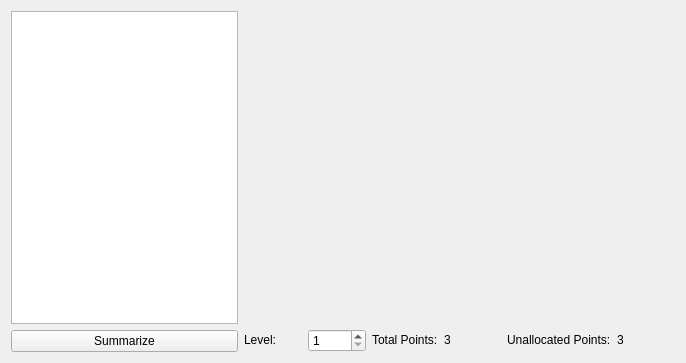
Above: src/test.ui from futurebutt/mecalc before the change. Below: the same form after it.
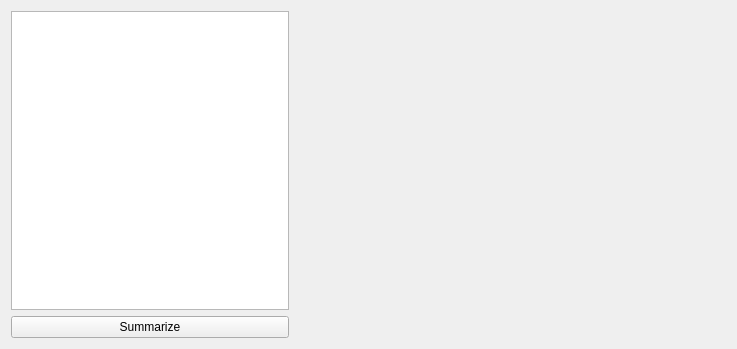
That is the form after the change. Custom widgets are drawn as their Qt base class.

Commit message: implemented TalentTree widget/container

Diff of the .ui file:
```diff
--- a/src/test.ui
+++ b/src/test.ui
@@ -6,10 +6,16 @@
    <rect>
     <x>0</x>
     <y>0</y>
-    <width>686</width>
-    <height>363</height>
+    <width>737</width>
+    <height>349</height>
    </rect>
   </property>
+  <property name="minimumSize">
+   <size>
+    <width>737</width>
+    <height>349</height>
+   </size>
+  </property>
   <property name="windowTitle">
    <string>Form</string>
   </property>
@@ -33,181 +39,20 @@
     </layout>
    </item>
    <item>
-    <layout class="QVBoxLayout" name="verticalLayout">
-     <item>
-      <widget class="TalentBar" name="TalentBar" native="true">
-       <property name="sizePolicy">
-        <sizepolicy hsizetype="Preferred" vsizetype="Fixed">
-         <horstretch>0</horstretch>
-         <verstretch>0</verstretch>
-        </sizepolicy>
-       </property>
-       <property name="minimumSize">
-        <size>
-         <width>431</width>
-         <height>47</height>
-        </size>
-       </property>
-       <property name="maximumSize">
-        <size>
-         <width>16777215</width>
-         <height>16777215</height>
-        </size>
-       </property>
-      </widget>
-     </item>
-     <item>
-      <widget class="TalentBar" name="TalentBar_2" native="true">
-       <property name="sizePolicy">
-        <sizepolicy hsizetype="Preferred" vsizetype="Fixed">
-         <horstretch>0</horstretch>
-         <verstretch>0</verstretch>
-        </sizepolicy>
-       </property>
-       <property name="minimumSize">
-        <size>
-         <width>431</width>
-         <height>47</height>
-        </size>
-       </property>
-       <property name="maximumSize">
-        <size>
-         <width>16777215</width>
-         <height>16777215</height>
-        </size>
-       </property>
-      </widget>
-     </item>
-     <item>
-      <widget class="TalentBar" name="TalentBar_3" native="true">
-       <property name="sizePolicy">
-        <sizepolicy hsizetype="Preferred" vsizetype="Fixed">
-         <horstretch>0</horstretch>
-         <verstretch>0</verstretch>
-        </sizepolicy>
-       </property>
-       <property name="minimumSize">
-        <size>
-         <width>431</width>
-         <height>47</height>
-        </size>
-       </property>
-       <property name="maximumSize">
-        <size>
-         <width>16777215</width>
-         <height>16777215</height>
-        </size>
-       </property>
-      </widget>
-     </item>
-     <item>
-      <spacer name="verticalSpacer">
-       <property name="orientation">
-        <enum>Qt::Vertical</enum>
-       </property>
-       <property name="sizeHint" stdset="0">
-        <size>
-         <width>20</width>
-         <height>40</height>
-        </size>
-       </property>
-      </spacer>
-     </item>
-     <item>
-      <layout class="QHBoxLayout" name="horizontalLayout_2">
-       <item>
-        <widget class="QLabel" name="label_3">
-         <property name="sizePolicy">
-          <sizepolicy hsizetype="Preferred" vsizetype="Fixed">
-           <horstretch>0</horstretch>
-           <verstretch>0</verstretch>
-          </sizepolicy>
-         </property>
-         <property name="text">
-          <string>Level:</string>
-         </property>
-        </widget>
-       </item>
-       <item>
-        <widget class="QSpinBox" name="levelSpin">
-         <property name="sizePolicy">
-          <sizepolicy hsizetype="Minimum" vsizetype="Fixed">
-           <horstretch>0</horstretch>
-           <verstretch>0</verstretch>
-          </sizepolicy>
-         </property>
-         <property name="readOnly">
-          <bool>false</bool>
-         </property>
-         <property name="minimum">
-          <number>1</number>
-         </property>
-         <property name="maximum">
-          <number>60</number>
-         </property>
-        </widget>
-       </item>
-       <item>
-        <widget class="QLabel" name="label">
-         <property name="sizePolicy">
-          <sizepolicy hsizetype="Preferred" vsizetype="Fixed">
-           <horstretch>0</horstretch>
-           <verstretch>0</verstretch>
-          </sizepolicy>
-         </property>
-         <property name="text">
-          <string>Total Points:</string>
-         </property>
-        </widget>
-       </item>
-       <item>
-        <widget class="QLabel" name="totalPointLabel">
-         <property name="sizePolicy">
-          <sizepolicy hsizetype="Preferred" vsizetype="Fixed">
-           <horstretch>0</horstretch>
-           <verstretch>0</verstretch>
-          </sizepolicy>
-         </property>
-         <property name="text">
-          <string>3</string>
-         </property>
-        </widget>
-       </item>
-       <item>
-        <widget class="QLabel" name="label_2">
-         <property name="sizePolicy">
-          <sizepolicy hsizetype="Preferred" vsizetype="Fixed">
-           <horstretch>0</horstretch>
-           <verstretch>0</verstretch>
-          </sizepolicy>
-         </property>
-         <property name="text">
-          <string>Unallocated Points:</string>
-         </property>
-        </widget>
-       </item>
-       <item>
-        <widget class="QLabel" name="unallocatedPointLabel">
-         <property name="sizePolicy">
-          <sizepolicy hsizetype="Preferred" vsizetype="Fixed">
-           <horstretch>0</horstretch>
-           <verstretch>0</verstretch>
-          </sizepolicy>
-         </property>
-         <property name="text">
-          <string>3</string>
-         </property>
-        </widget>
-       </item>
-      </layout>
-     </item>
-    </layout>
+    <widget class="TalentTree" name="talentTree" native="true">
+     <property name="minimumSize">
+      <size>
+       <width>431</width>
+       <height>0</height>
+      </size>
+     </property>
+    </widget>
    </item>
   </layout>
  </widget>
  <customwidgets>
   <customwidget>
-   <class>TalentBar</class>
+   <class>TalentTree</class>
    <extends>QWidget</extends>
    <header>widgets</header>
    <container>1</container>
```
The commit also changes 3 other files.
